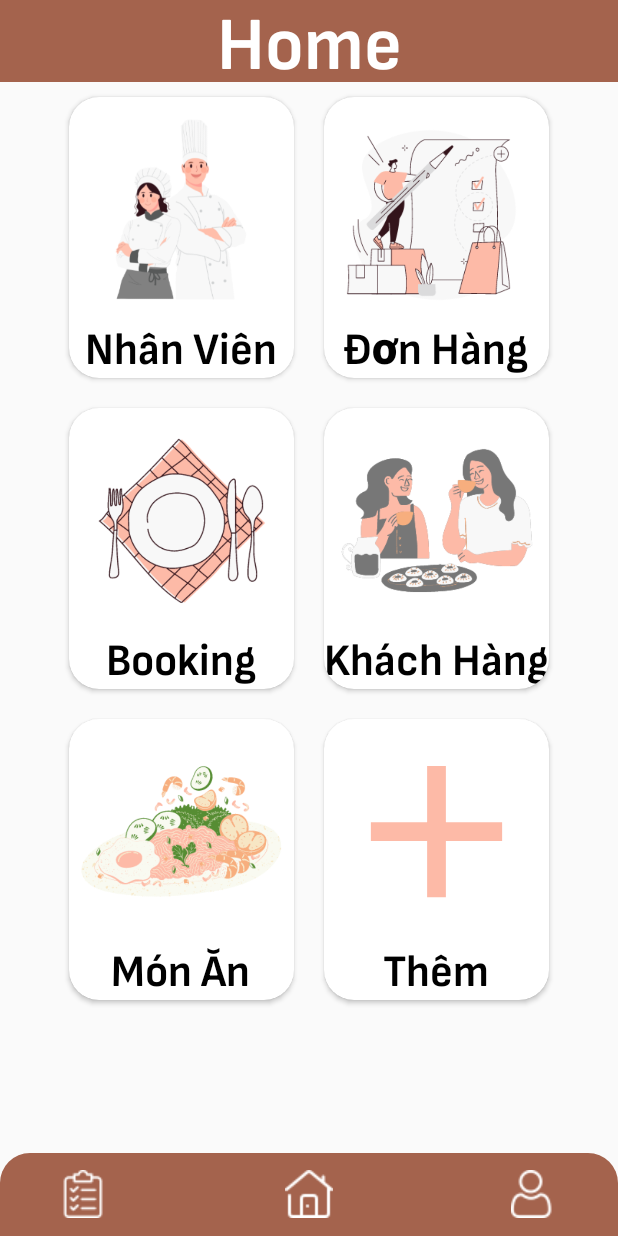
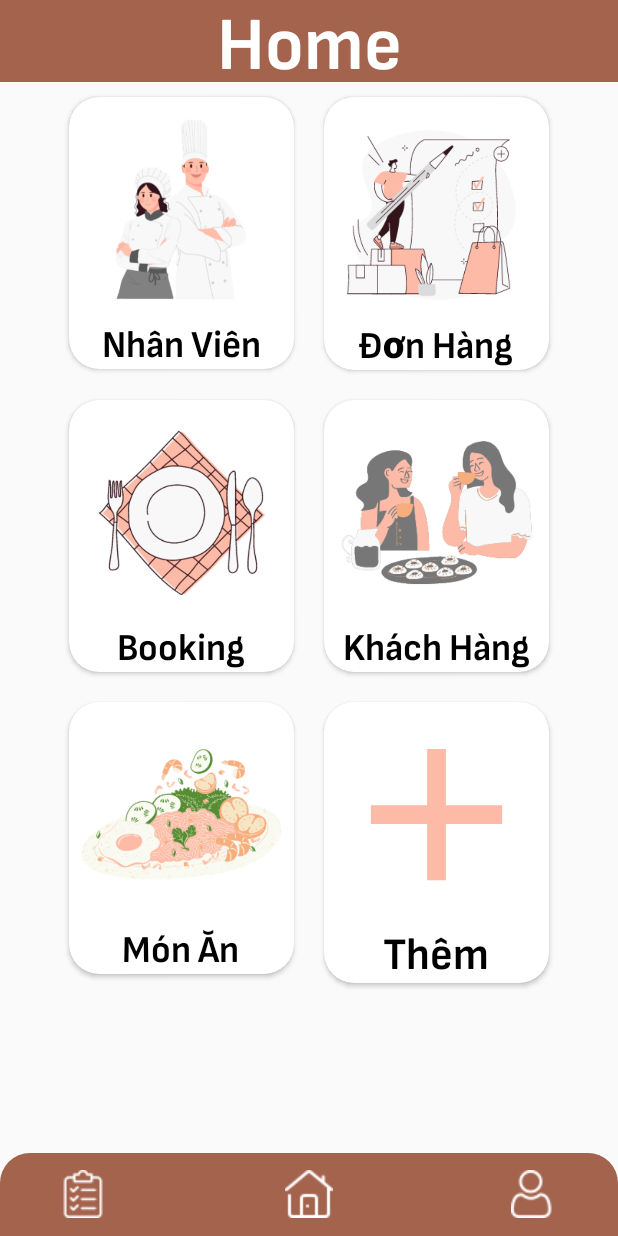
Before and after one commit to ltwang03/hres-management, an Android app: the Home screen opened directly, with no data from a screen before it, on a phone screen of 412 x 824 dp. Run offline under Robolectric (Android 15) with nearby library versions, the phone set to English and light mode, and no system bars.

Commit message:
done home, add product

```diff
--- a/app/src/main/res/layout/activity_home.xml
+++ b/app/src/main/res/layout/activity_home.xml
@@ -63,7 +63,7 @@
                             android:layout_height="wrap_content"
                             android:text="Nhân Viên"
                             android:textColor="@color/black"
-                            android:textSize="30sp"
+                            android:textSize="25sp"
                             android:textStyle="bold" />
                     </LinearLayout>
                 </androidx.cardview.widget.CardView>
@@ -93,7 +93,7 @@
                             android:layout_height="wrap_content"
                             android:text="Đơn Hàng"
                             android:textColor="@color/black"
-                            android:textSize="30sp"
+                            android:textSize="25sp"
                             android:textStyle="bold" />
                     </LinearLayout>
                 </androidx.cardview.widget.CardView>
@@ -123,7 +123,7 @@
                             android:layout_height="wrap_content"
                             android:text="Booking"
                             android:textColor="@color/black"
-                            android:textSize="30sp"
+                            android:textSize="25sp"
                             android:textStyle="bold" />
                     </LinearLayout>
                 </androidx.cardview.widget.CardView>
@@ -153,7 +153,7 @@
                             android:layout_height="wrap_content"
                             android:text="Khách Hàng"
                             android:textColor="@color/black"
-                            android:textSize="30sp"
+                            android:textSize="25sp"
                             android:textStyle="bold" />
                     </LinearLayout>
                 </androidx.cardview.widget.CardView>
@@ -183,7 +183,7 @@
                             android:layout_height="wrap_content"
                             android:text="Món Ăn"
                             android:textColor="@color/black"
-                            android:textSize="30sp"
+                            android:textSize="25sp"
                             android:textStyle="bold" />
                     </LinearLayout>
                 </androidx.cardview.widget.CardView>
```
